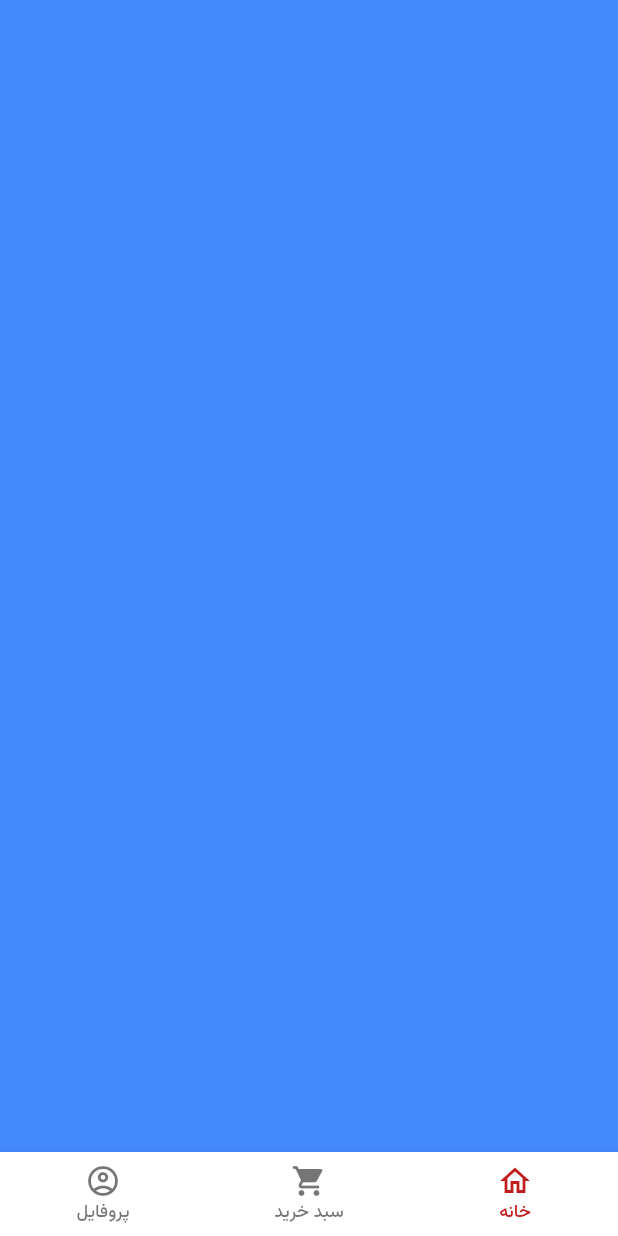
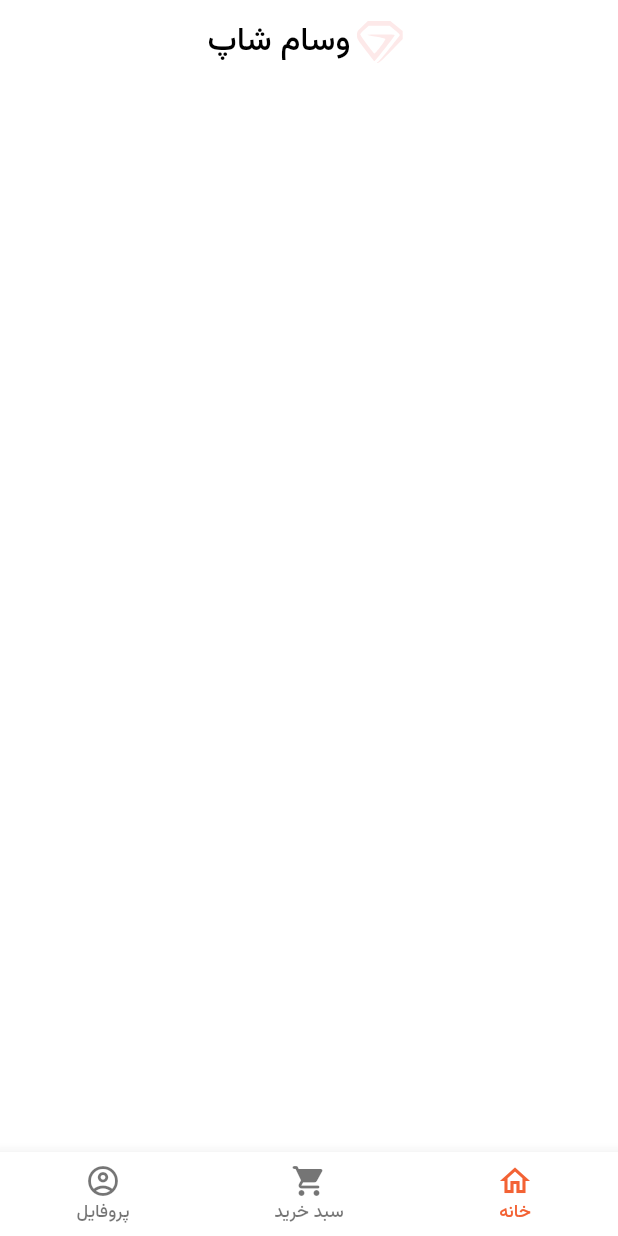
Before and after one commit to alirezashahabb/online_shop, a Flutter app: the screen it shows after launch, on a phone screen of 412 x 824 dp. Run offline on Flutter 3.47's test engine with Material 3 defaults, Android fonts, the phone set to English and light mode, and no system bars; our stand-ins replace flutter_svg.

Commit message:
update theme

```diff
--- a/lib/screens/home/home.dart
+++ b/lib/screens/home/home.dart
@@ -1,4 +1,6 @@
 import 'package:flutter/material.dart';
+import 'package:flutter_svg/svg.dart';
+import 'package:online_shop/them.dart';
 
 class HomeScreen extends StatelessWidget {
   const HomeScreen({super.key});
@@ -6,8 +8,26 @@ class HomeScreen extends StatelessWidget {
   @override
   Widget build(BuildContext context) {
     return Scaffold(
-      body: Container(
-        color: Colors.blueAccent,
+      appBar: AppBar(
+        centerTitle: true,
+        title: Row(
+          mainAxisAlignment: MainAxisAlignment.center,
+          children: [
+            SvgPicture.asset(
+              'assets/img/Logo.svg',
+              width: 40,
+              height: 40,
+              colorFilter:
+                  const ColorFilter.mode(AppColors.kAlert50, BlendMode.srcIn),
+            ),
+            Text(
+              'وسام شاپ',
+            ),
+          ],
+        ),
+      ),
+      body: Column(
+        children: [],
       ),
     );
   }
--- a/lib/them.dart
+++ b/lib/them.dart
@@ -4,7 +4,7 @@ ThemeData lightThemeData() {
   return ThemeData(
     scaffoldBackgroundColor: Colors.white,
     colorScheme: ColorScheme.light(
-      primary: AppColors.kRed2,
+      primary: AppColors.kPrimary500,
       onPrimary: Colors.white,
     ),
     fontFamily: 'Vazir',
@@ -12,89 +12,82 @@ ThemeData lightThemeData() {
     textTheme: const TextTheme(
         displayMedium: TextStyle(
           fontSize: 16,
-          color: AppColors.kBlack5,
+          color: AppColors.kGray900,
         ),
         bodyMedium: TextStyle(
           fontSize: 14,
-          color: AppColors.kBlack5,
+          color: AppColors.kGray900,
         ),
         bodySmall: TextStyle(
           fontSize: 12,
-          color: AppColors.kBlack5,
+          color: AppColors.kGray900,
         ),
         labelSmall: TextStyle(
           fontSize: 10,
-          color: AppColors.kGray3,
+          color: AppColors.kGray300,
         )),
   );
 }
 
 class AppColors {
-  // White colors
-  static const kPrimaryColor = Color(0xFFFFFFFF);
-  static const kSecondaryColor = Color(0xFFF4F4F4);
-  static const kTertiaryColor = Color(0xFFEAEAEA);
-  static const kQuaternaryColor = Color(0xFFDFDFDF);
-  static const kQuinaryColor = Color(0xFFD4D4D4);
-
-// Gray colors
-  static const kGray1 = Color(0xFFBFBFBF);
-  static const kGray2 = Color(0xFFA9A9A9);
-  static const kGray3 = Color(0xFF767676);
-  static const kGray4 = Color(0xFF949494);
-  static const kGray5 = Color(0xFF595959);
-
-// Black colors
-  static const kBlack1 = Color(0xFF3B3B3B);
-  static const kBlack2 = Color(0xFF2C2C2C);
-  static const kBlack3 = Color(0xFF1E1E1E);
-  static const kBlack4 = Color(0xFF000000);
-  static const kBlack5 = Color(0xFF0F0F0F);
-
-// Red colors
-  static const kRed1 = Color(0xFFF02424);
-  static const kRed2 = Color(0xFFC01D1D);
-  static const kRed3 = Color(0xFF901616);
-  static const kRed4 = Color(0xFFF35050);
-  static const kRed5 = Color(0xFFF67C7C);
-
-// Blue colors
-  static const kBlue1 = Color(0xFF80BAF7);
-  static const kBlue2 = Color(0xFF56A3F5);
-  static const kBlue3 = Color(0xFF2370C2);
-  static const kBlue4 = Color(0xFF2C8CF2);
-  static const kBlue5 = Color(0xFFABD1FA);
-
-// Green colors
-  static const kGreen1 = Color(0xFFD6F9DC);
-  static const kGreen2 = Color(0xFF29B440);
-  static const kGreen3 = Color(0xFF1F8730);
-  static const kGreen4 = Color(0xFF33E150);
-  static const kGreen5 = Color(0xFFC2F6CA);
-
-// Orange colors
-  static const kOrange1 = Color(0xFFF36234);
-  static const kOrange2 = Color(0xFFF5815D);
-  static const kOrange3 = Color(0xFFFAC0AE);
-  static const kOrange4 = Color(0xFFFDAD51);
-  static const kOrange5 = Color(0xFFCA7A1E);
-
-// Pink colors
-  static const kPink1 = Color(0xFFF8A185);
-  static const kPink2 = Color(0xFFFBD0C2);
-  static const kPink3 = Color(0xFFFABDBD);
-  static const kPink4 = Color(0xFFFDE9E9);
-  static const kPink5 = Color(0xFFFAC0AE);
-
-// Yellow colors
-  static const kYellow1 = Color(0xFFFFF5E9);
-  static const kYellow2 = Color(0xFFFEEFEB);
-  static const kYellow3 = Color(0xFFFFEBD4);
-
-// Mixed colors
-  static const kMixed1 = Color(0xFFEAF3FE);
-  static const kMixed2 = Color(0xFFEBFCED);
-  static const kMixed3 = Color(0xFFADF3B9);
-  static const kMixed4 = Color(0xFFD5E8FC);
-  static const kMixed5 = Color(0xFF85ED96);
+  static const Color kAlert100 = Color(0xfffcd3d3);
+  static const Color kAlert150 = Color(0xfffabdbd);
+  static const Color kAlert200 = Color(0xfff9a7a7);
+  static const Color kAlert300 = Color(0xfff67c7c);
+  static const Color kAlert400 = Color(0xfff35050);
+  static const Color kAlert50 = Color(0xfffde9e9);
+  static const Color kAlert500 = Color(0xfff02424);
+  static const Color kAlert600 = Color(0xffc01d1d);
+  static const Color kAlert700 = Color(0xff901616);
+  static const Color kBlack = Color(0xff000000);
+  static const Color kGray100 = Color(0xffeaeaea);
+  static const Color kGray150 = Color(0xffdfdfdf);
+  static const Color kGray200 = Color(0xffd4d4d4);
+  static const Color kGray300 = Color(0xffbfbfbf);
+  static const Color kGray400 = Color(0xffa9a9a9);
+  static const Color kGray50 = Color(0xfff4f4f4);
+  static const Color kGray500 = Color(0xff949494);
+  static const Color kGray600 = Color(0xff767676);
+  static const Color kGray700 = Color(0xff595959);
+  static const Color kGray800 = Color(0xff3b3b3b);
+  static const Color kGray850 = Color(0xff2c2c2c);
+  static const Color kGray900 = Color(0xff1e1e1e);
+  static const Color kGray950 = Color(0xff0f0f0f);
+  static const Color kInfo100 = Color(0xffd5e8fc);
+  static const Color kInfo150 = Color(0xffc0dcfb);
+  static const Color kInfo200 = Color(0xffabd1fa);
+  static const Color kInfo300 = Color(0xff80baf7);
+  static const Color kInfo400 = Color(0xff56a3f5);
+  static const Color kInfo50 = Color(0xffeaf3fe);
+  static const Color kInfo500 = Color(0xff2c8cf2);
+  static const Color kInfo600 = Color(0xff2370c2);
+  static const Color kInfo700 = Color(0xff1a5491);
+  static const Color kPrimary100 = Color(0xfffde0d6);
+  static const Color kPrimary150 = Color(0xfffbd0c2);
+  static const Color kPrimary200 = Color(0xfffac0ae);
+  static const Color kPrimary300 = Color(0xfff8a185);
+  static const Color kPrimary400 = Color(0xfff5815d);
+  static const Color kPrimary50 = Color(0xfffeefeb);
+  static const Color kPrimary500 = Color(0xfff36234);
+  static const Color kPrimary600 = Color(0xffca512a);
+  static const Color kPrimary700 = Color(0xffa13f20);
+  static const Color kSuccess100 = Color(0xffd6f9dc);
+  static const Color kSuccess150 = Color(0xffc2f6ca);
+  static const Color kSuccess200 = Color(0xffadf3b9);
+  static const Color kSuccess300 = Color(0xff85ed96);
+  static const Color kSuccess400 = Color(0xff5ce773);
+  static const Color kSuccess50 = Color(0xffebfced);
+  static const Color kSuccess500 = Color(0xff33e150);
+  static const Color kSuccess600 = Color(0xff29b440);
+  static const Color kSuccess700 = Color(0xff1f8730);
+  static const Color kWarning100 = Color(0xffffebd4);
+  static const Color kWarning150 = Color(0xfffee0be);
+  static const Color kWarning200 = Color(0xfffed6a8);
+  static const Color kWarning300 = Color(0xfffec27d);
+  static const Color kWarning400 = Color(0xfffdad51);
+  static const Color kWarning50 = Color(0xfffff5e9);
+  static const Color kWarning500 = Color(0xfffd9926);
+  static const Color kWarning600 = Color(0xffca7a1e);
+  static const Color kWarning700 = Color(0xff985c17);
+  static const Color kWhite = Color(0xffffffff);
 }
--- a/pubspec.yaml
+++ b/pubspec.yaml
@@ -40,6 +40,7 @@ dependencies:
   flutter_localizations:
     sdk: flutter
   intl: any
+  smooth_page_indicator: ^1.2.0+3
 
 dev_dependencies:
   flutter_test:
```
Also changed, not shown: pubspec.lock.
